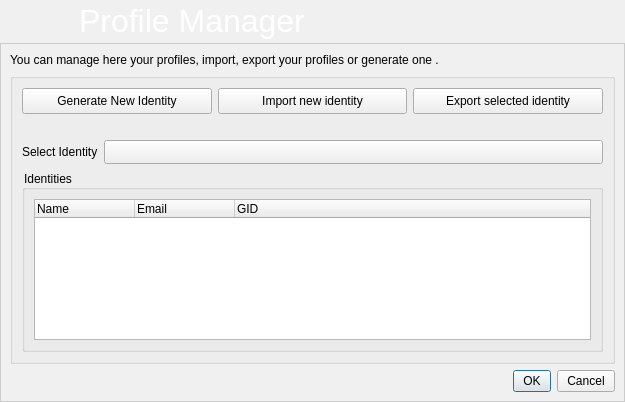
First picture: the form in retroshare-gui/src/gui/profile/ProfileManager.ui, repository RetroShare/RetroShare, before the edit.
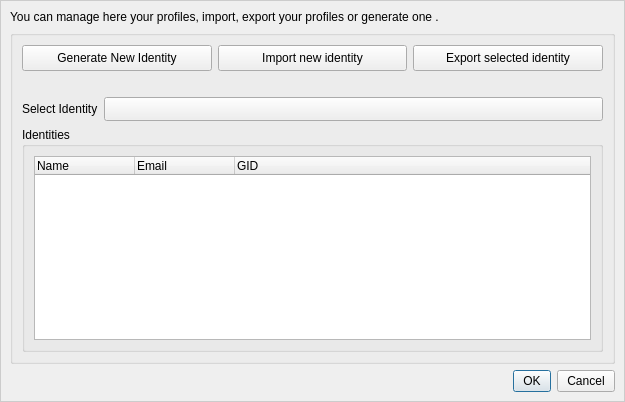
Second picture: the form after the edit. Icons and pictures are not drawn. Custom widgets are drawn as their Qt base class.

Commit message: Added new base class HeaderFrame - image and text at top of the windows.

What changed in the file:
```diff
--- a/retroshare-gui/src/gui/profile/ProfileManager.ui
+++ b/retroshare-gui/src/gui/profile/ProfileManager.ui
@@ -16,492 +16,6 @@
     <verstretch>0</verstretch>
    </sizepolicy>
   </property>
-  <property name="maximumSize">
-   <size>
-    <width>167777</width>
-    <height>167777</height>
-   </size>
-  </property>
-  <property name="palette">
-   <palette>
-    <active>
-     <colorrole role="WindowText">
-      <brush brushstyle="SolidPattern">
-       <color alpha="255">
-        <red>0</red>
-        <green>0</green>
-        <blue>0</blue>
-       </color>
-      </brush>
-     </colorrole>
-     <colorrole role="Button">
-      <brush brushstyle="SolidPattern">
-       <color alpha="255">
-        <red>208</red>
-        <green>208</green>
-        <blue>208</blue>
-       </color>
-      </brush>
-     </colorrole>
-     <colorrole role="Light">
-      <brush brushstyle="SolidPattern">
-       <color alpha="255">
-        <red>255</red>
-        <green>255</green>
-        <blue>255</blue>
-       </color>
-      </brush>
-     </colorrole>
-     <colorrole role="Midlight">
-      <brush brushstyle="SolidPattern">
-       <color alpha="255">
-        <red>247</red>
-        <green>247</green>
-        <blue>247</blue>
-       </color>
-      </brush>
-     </colorrole>
-     <colorrole role="Dark">
-      <brush brushstyle="SolidPattern">
-       <color alpha="255">
-        <red>104</red>
-        <green>104</green>
-        <blue>104</blue>
-       </color>
-      </brush>
-     </colorrole>
-     <colorrole role="Mid">
-      <brush brushstyle="SolidPattern">
-       <color alpha="255">
-        <red>160</red>
-        <green>160</green>
-        <blue>160</blue>
-       </color>
-      </brush>
-     </colorrole>
-     <colorrole role="Text">
-      <brush brushstyle="SolidPattern">
-       <color alpha="255">
-        <red>0</red>
-        <green>0</green>
-        <blue>0</blue>
-       </color>
-      </brush>
-     </colorrole>
-     <colorrole role="BrightText">
-      <brush brushstyle="SolidPattern">
-       <color alpha="255">
-        <red>255</red>
-        <green>255</green>
-        <blue>255</blue>
-       </color>
-      </brush>
-     </colorrole>
-     <colorrole role="ButtonText">
-      <brush brushstyle="SolidPattern">
-       <color alpha="255">
-        <red>0</red>
-        <green>0</green>
-        <blue>0</blue>
-       </color>
-      </brush>
-     </colorrole>
-     <colorrole role="Base">
-      <brush brushstyle="SolidPattern">
-       <color alpha="255">
-        <red>255</red>
-        <green>255</green>
-        <blue>255</blue>
-       </color>
-      </brush>
-     </colorrole>
-     <colorrole role="Window">
-      <brush brushstyle="SolidPattern">
-       <color alpha="255">
-        <red>240</red>
-        <green>240</green>
-        <blue>240</blue>
-       </color>
-      </brush>
-     </colorrole>
-     <colorrole role="Shadow">
-      <brush brushstyle="SolidPattern">
-       <color alpha="255">
-        <red>0</red>
-        <green>0</green>
-        <blue>0</blue>
-       </color>
-      </brush>
-     </colorrole>
-     <colorrole role="Highlight">
-      <brush brushstyle="SolidPattern">
-       <color alpha="255">
-        <red>0</red>
-        <green>0</green>
-        <blue>0</blue>
-       </color>
-      </brush>
-     </colorrole>
-     <colorrole role="HighlightedText">
-      <brush brushstyle="SolidPattern">
-       <color alpha="255">
-        <red>255</red>
-        <green>255</green>
-        <blue>255</blue>
-       </color>
-      </brush>
-     </colorrole>
-     <colorrole role="Link">
-      <brush brushstyle="SolidPattern">
-       <color alpha="255">
-        <red>0</red>
-        <green>0</green>
-        <blue>255</blue>
-       </color>
-      </brush>
-     </colorrole>
-     <colorrole role="LinkVisited">
-      <brush brushstyle="SolidPattern">
-       <color alpha="255">
-        <red>255</red>
-        <green>0</green>
-        <blue>255</blue>
-       </color>
-      </brush>
-     </colorrole>
-     <colorrole role="AlternateBase">
-      <brush brushstyle="SolidPattern">
-       <color alpha="255">
-        <red>247</red>
-        <green>247</green>
-        <blue>247</blue>
-       </color>
-      </brush>
-     </colorrole>
-    </active>
-    <inactive>
-     <colorrole role="WindowText">
-      <brush brushstyle="SolidPattern">
-       <color alpha="255">
-        <red>0</red>
-        <green>0</green>
-        <blue>0</blue>
-       </color>
-      </brush>
-     </colorrole>
-     <colorrole role="Button">
-      <brush brushstyle="SolidPattern">
-       <color alpha="255">
-        <red>208</red>
-        <green>208</green>
-        <blue>208</blue>
-       </color>
-      </brush>
-     </colorrole>
-     <colorrole role="Light">
-      <brush brushstyle="SolidPattern">
-       <color alpha="255">
-        <red>255</red>
-        <green>255</green>
-        <blue>255</blue>
-       </color>
-      </brush>
-     </colorrole>
-     <colorrole role="Midlight">
-      <brush brushstyle="SolidPattern">
-       <color alpha="255">
-        <red>247</red>
-        <green>247</green>
-        <blue>247</blue>
-       </color>
-      </brush>
-     </colorrole>
-     <colorrole role="Dark">
-      <brush brushstyle="SolidPattern">
-       <color alpha="255">
-        <red>104</red>
-        <green>104</green>
-        <blue>104</blue>
-       </color>
-      </brush>
-     </colorrole>
-     <colorrole role="Mid">
-      <brush brushstyle="SolidPattern">
-       <color alpha="255">
-        <red>160</red>
-        <green>160</green>
-        <blue>160</blue>
-       </color>
-      </brush>
-     </colorrole>
-     <colorrole role="Text">
-      <brush brushstyle="SolidPattern">
-       <color alpha="255">
-        <red>0</red>
-        <green>0</green>
-        <blue>0</blue>
-       </color>
-      </brush>
-     </colorrole>
-     <colorrole role="BrightText">
-      <brush brushstyle="SolidPattern">
-       <color alpha="255">
-        <red>255</red>
-        <green>255</green>
-        <blue>255</blue>
-       </color>
-      </brush>
-     </colorrole>
-     <colorrole role="ButtonText">
-      <brush brushstyle="SolidPattern">
-       <color alpha="255">
-        <red>0</red>
-        <green>0</green>
-        <blue>0</blue>
-       </color>
-      </brush>
-     </colorrole>
-     <colorrole role="Base">
-      <brush brushstyle="SolidPattern">
-       <color alpha="255">
-        <red>255</red>
-        <green>255</green>
-        <blue>255</blue>
-       </color>
-      </brush>
-     </colorrole>
-     <colorrole role="Window">
-      <brush brushstyle="SolidPattern">
-       <color alpha="255">
-        <red>240</red>
-        <green>240</green>
-        <blue>240</blue>
-       </color>
-      </brush>
-     </colorrole>
-     <colorrole role="Shadow">
-      <brush brushstyle="SolidPattern">
-       <color alpha="255">
-        <red>0</red>
-        <green>0</green>
-        <blue>0</blue>
-       </color>
-      </brush>
-     </colorrole>
-     <colorrole role="Highlight">
-      <brush brushstyle="SolidPattern">
-       <color alpha="255">
-        <red>0</red>
-        <green>0</green>
-        <blue>0</blue>
-       </color>
-      </brush>
-     </colorrole>
-     <colorrole role="HighlightedText">
-      <brush brushstyle="SolidPattern">
-       <color alpha="255">
-        <red>255</red>
-        <green>255</green>
-        <blue>255</blue>
-       </color>
-      </brush>
-     </colorrole>
-     <colorrole role="Link">
-      <brush brushstyle="SolidPattern">
-       <color alpha="255">
-        <red>0</red>
-        <green>0</green>
-        <blue>255</blue>
-       </color>
-      </brush>
-     </colorrole>
-     <colorrole role="LinkVisited">
-      <brush brushstyle="SolidPattern">
-       <color alpha="255">
-        <red>255</red>
-        <green>0</green>
-        <blue>255</blue>
-       </color>
-      </brush>
-     </colorrole>
-     <colorrole role="AlternateBase">
-      <brush brushstyle="SolidPattern">
-       <color alpha="255">
-        <red>247</red>
-        <green>247</green>
-        <blue>247</blue>
-       </color>
-      </brush>
-     </colorrole>
-    </inactive>
-    <disabled>
-     <colorrole role="WindowText">
-      <brush brushstyle="SolidPattern">
-       <color alpha="255">
-        <red>0</red>
-        <green>0</green>
-        <blue>0</blue>
-       </color>
-      </brush>
-     </colorrole>
-     <colorrole role="Button">
-      <brush brushstyle="SolidPattern">
-       <color alpha="255">
-        <red>208</red>
-        <green>208</green>
-        <blue>208</blue>
-       </color>
-      </brush>
-     </colorrole>
-     <colorrole role="Light">
-      <brush brushstyle="SolidPattern">
-       <color alpha="255">
-        <red>255</red>
-        <green>255</green>
-        <blue>255</blue>
-       </color>
-      </brush>
-     </colorrole>
-     <colorrole role="Midlight">
-      <brush brushstyle="SolidPattern">
-       <color alpha="255">
-        <red>247</red>
-        <green>247</green>
-        <blue>247</blue>
-       </color>
-      </brush>
-     </colorrole>
-     <colorrole role="Dark">
-      <brush brushstyle="SolidPattern">
-       <color alpha="255">
-        <red>104</red>
-        <green>104</green>
-        <blue>104</blue>
-       </color>
-      </brush>
-     </colorrole>
-     <colorrole role="Mid">
-      <brush brushstyle="SolidPattern">
-       <color alpha="255">
-        <red>160</red>
-        <green>160</green>
-        <blue>160</blue>
-       </color>
-      </brush>
-     </colorrole>
-     <colorrole role="Text">
-      <brush brushstyle="SolidPattern">
-       <color alpha="255">
-        <red>0</red>
-        <green>0</green>
-        <blue>0</blue>
-       </color>
-      </brush>
-     </colorrole>
-     <colorrole role="BrightText">
-      <brush brushstyle="SolidPattern">
-       <color alpha="255">
-        <red>255</red>
-        <green>255</green>
-        <blue>255</blue>
-       </color>
-      </brush>
-     </colorrole>
-     <colorrole role="ButtonText">
-      <brush brushstyle="SolidPattern">
-       <color alpha="255">
-        <red>0</red>
-        <green>0</green>
-        <blue>0</blue>
-       </color>
-      </brush>
-     </colorrole>
-     <colorrole role="Base">
-      <brush brushstyle="SolidPattern">
-       <color alpha="255">
-        <red>240</red>
-        <green>240</green>
-        <blue>240</blue>
-       </color>
-      </brush>
-     </colorrole>
-     <colorrole role="Window">
-      <brush brushstyle="SolidPattern">
-       <color alpha="255">
-        <red>240</red>
-        <green>240</green>
-        <blue>240</blue>
-       </color>
-      </brush>
-     </colorrole>
-     <colorrole role="Shadow">
-      <brush brushstyle="SolidPattern">
-       <color alpha="255">
-        <red>0</red>
-        <green>0</green>
-        <blue>0</blue>
-       </color>
-      </brush>
-     </colorrole>
-     <colorrole role="Highlight">
-      <brush brushstyle="SolidPattern">
-       <color alpha="255">
-        <red>0</red>
-        <green>0</green>
-        <blue>0</blue>
-       </color>
-      </brush>
-     </colorrole>
-     <colorrole role="HighlightedText">
-      <brush brushstyle="SolidPattern">
-       <color alpha="255">
-        <red>255</red>
-        <green>255</green>
-        <blue>255</blue>
-       </color>
-      </brush>
-     </colorrole>
-     <colorrole role="Link">
-      <brush brushstyle="SolidPattern">
-       <color alpha="255">
-        <red>0</red>
-        <green>0</green>
-        <blue>255</blue>
-       </color>
-      </brush>
-     </colorrole>
-     <colorrole role="LinkVisited">
-      <brush brushstyle="SolidPattern">
-       <color alpha="255">
-        <red>255</red>
-        <green>0</green>
-        <blue>255</blue>
-       </color>
-      </brush>
-     </colorrole>
-     <colorrole role="AlternateBase">
-      <brush brushstyle="SolidPattern">
-       <color alpha="255">
-        <red>247</red>
-        <green>247</green>
-        <blue>247</blue>
-       </color>
-      </brush>
-     </colorrole>
-    </disabled>
-   </palette>
-  </property>
-  <property name="font">
-   <font>
-    <family>Arial</family>
-    <pointsize>8</pointsize>
-    <weight>50</weight>
-    <italic>false</italic>
-    <bold>false</bold>
-    <underline>false</underline>
-    <strikeout>false</strikeout>
-   </font>
-  </property>
   <property name="contextMenuPolicy">
    <enum>Qt::NoContextMenu</enum>
   </property>
@@ -520,10 +34,6 @@
 font-size: 12px;
 }
 
-*{
-color: black;
-}
-
 QComboBox QAbstractItemView {
 background-color:white;
 }
@@ -757,69 +267,18 @@
     </widget>
    </item>
    <item row="0" column="0">
-    <widget class="QFrame" name="frame_2">
-     <property name="maximumSize">
-      <size>
-       <width>16777215</width>
-       <height>140</height>
-      </size>
-     </property>
-     <property name="styleSheet">
-      <string notr="true">QFrame#frame_2{background-image: url(:/images/genbackground.png);} 
-</string>
-     </property>
-     <property name="frameShape">
-      <enum>QFrame::NoFrame</enum>
-     </property>
-     <property name="frameShadow">
-      <enum>QFrame::Plain</enum>
-     </property>
-     <layout class="QHBoxLayout" name="horizontalLayout_3">
-      <property name="topMargin">
-       <number>3</number>
-      </property>
-      <property name="bottomMargin">
-       <number>3</number>
-      </property>
-      <item>
-       <widget class="QLabel" name="label">
-        <property name="maximumSize">
-         <size>
-          <width>64</width>
-          <height>64</height>
-         </size>
-        </property>
-        <property name="text">
-         <string/>
-        </property>
-        <property name="pixmap">
-         <pixmap resource="../images.qrc">:/images/contact_new128.png</pixmap>
-        </property>
-        <property name="scaledContents">
-         <bool>true</bool>
-        </property>
-       </widget>
-      </item>
-      <item>
-       <layout class="QVBoxLayout" name="verticalLayout_2">
-        <item>
-         <widget class="QLabel" name="label_3">
-          <property name="text">
-           <string>&lt;!DOCTYPE HTML PUBLIC &quot;-//W3C//DTD HTML 4.0//EN&quot; &quot;http://www.w3.org/TR/REC-html40/strict.dtd&quot;&gt;
-&lt;html&gt;&lt;head&gt;&lt;meta name=&quot;qrichtext&quot; content=&quot;1&quot; /&gt;&lt;style type=&quot;text/css&quot;&gt;
-p, li { white-space: pre-wrap; }
-&lt;/style&gt;&lt;/head&gt;&lt;body style=&quot; font-family:'MS Shell Dlg 2'; font-size:8.25pt; font-weight:400; font-style:normal;&quot;&gt;
-&lt;p style=&quot; margin-top:0px; margin-bottom:0px; margin-left:0px; margin-right:0px; -qt-block-indent:0; text-indent:0px;&quot;&gt;&lt;span style=&quot; font-family:'Ubuntu'; font-size:24pt; color:#ffffff;&quot;&gt;Profile Manager&lt;/span&gt;&lt;/p&gt;&lt;/body&gt;&lt;/html&gt;</string>
-          </property>
-         </widget>
-        </item>
-       </layout>
-      </item>
-     </layout>
-    </widget>
+    <widget class="HeaderFrame" name="headerFrame"/>
    </item>
   </layout>
  </widget>
+ <customwidgets>
+  <customwidget>
+   <class>HeaderFrame</class>
+   <extends>QFrame</extends>
+   <header>gui/common/HeaderFrame.h</header>
+   <container>1</container>
+  </customwidget>
+ </customwidgets>
  <tabstops>
   <tabstop>genPGPuser</tabstop>
  </tabstops>
```
Left out of the diff: 5 changed lines with no effect on the pictures. The commit also changes 41 other files.
